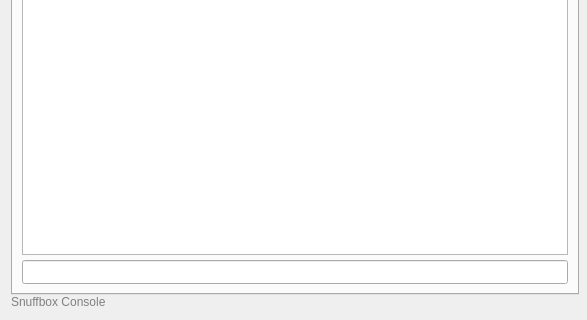
Above: snuffbox/console/console_ui.ui from AcidVenom/snuffbox before the change; both pictures show x 0 to 587 and y 217 to 537 of the 587 by 537 pixel window. Below: the same form after it.
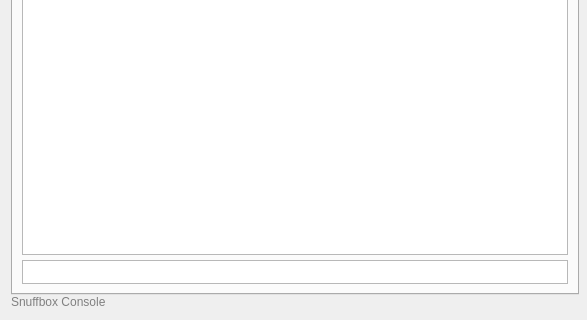
That is the form after the change.

Commit message: Added syntax highlighting in the console command line

The edit to the form file:
```diff
--- a/snuffbox/console/console_ui.ui
+++ b/snuffbox/console/console_ui.ui
@@ -65,7 +65,7 @@
           </widget>
          </item>
          <item>
-          <widget class="QLineEdit" name="commandLine">
+          <widget class="QTextEdit" name="commandLine">
            <property name="minimumSize">
             <size>
              <width>0</width>
```
Left out of the diff: 2 changed lines with no effect on the pictures. The commit also changes 60 other files.
